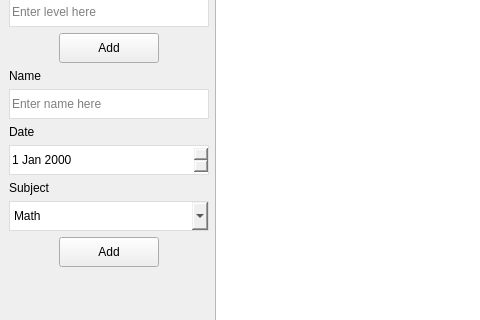
Above: databasemain.ui from Etwas-Trufanov/db_oop_2 before the change; both pictures show x 0 to 480 and y 88 to 408 of the 819 by 609 pixel window. Below: the same form after it.
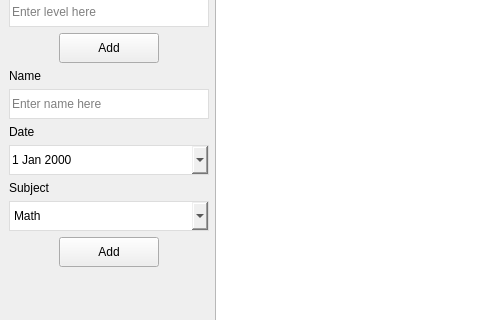
That is the form after the change.

```diff
--- a/databasemain.ui
+++ b/databasemain.ui
@@ -238,6 +238,18 @@
               <property name="styleSheet">
                <string notr="true">border: 1px solid #DDDDDD;</string>
               </property>
+              <property name="wrapping">
+               <bool>false</bool>
+              </property>
+              <property name="accelerated">
+               <bool>false</bool>
+              </property>
+              <property name="showGroupSeparator" stdset="0">
+               <bool>false</bool>
+              </property>
+              <property name="calendarPopup">
+               <bool>true</bool>
+              </property>
              </widget>
             </item>
             <item>
```
Left out of the diff: 2 changed lines with no effect on the pictures.
